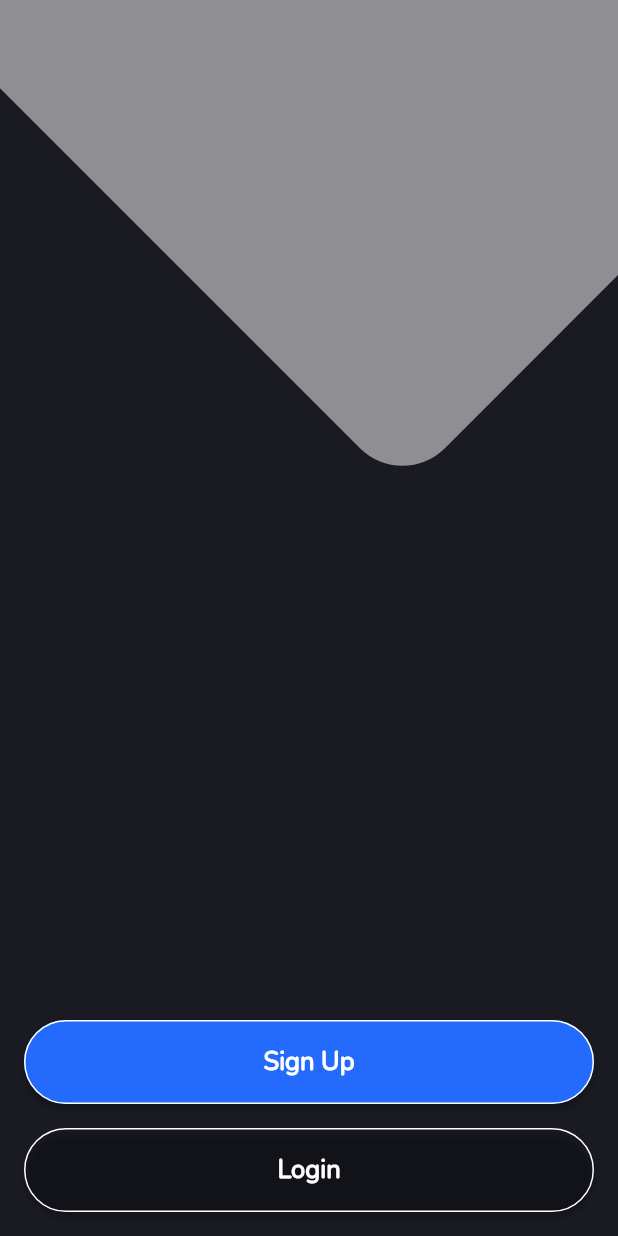
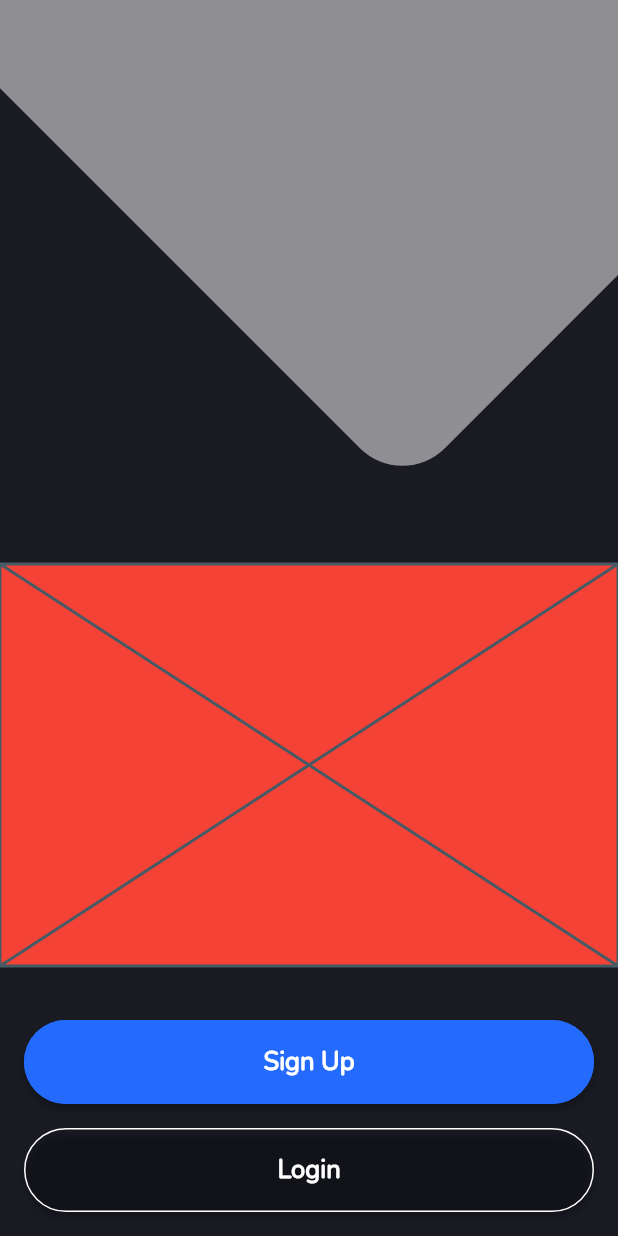
Before and after one commit to marufrobin/task_management_mobile_app, a Flutter app: the screen it shows after launch, on a phone screen of 412 x 824 dp. Run offline on Flutter 3.47's test engine with Material 2 defaults, Android fonts, the phone set to English and light mode, and no system bars; our stand-ins replace flutter_svg.

Commit message:
Custom Button done and pageview on progress.

```diff
--- a/lib/screen/onbording.dart
+++ b/lib/screen/onbording.dart
@@ -29,6 +29,13 @@ class OnBordingPage extends StatelessWidget {
             ),
           ]),
         ),
+        Expanded(
+          child: Container(
+            color: Colors.red,
+            margin: EdgeInsets.only(top: 36, bottom: 36),
+            child: Placeholder(),
+          ),
+        ),
         CustomButton(buttonText: "Sign Up", isBlue: true),
         CustomButton(buttonText: "Login", isBlue: false)
       ],
--- a/lib/widgets/custom_button.dart
+++ b/lib/widgets/custom_button.dart
@@ -31,7 +31,9 @@ class CustomButton extends StatelessWidget {
             //     MaterialStateProperty.all(EdgeInsets.symmetric(vertical: 17)),
             shape: MaterialStateProperty.all(RoundedRectangleBorder(
                 borderRadius: BorderRadius.circular(28),
-                side: BorderSide(color: Colors.white, width: 1)))),
+                side: BorderSide(
+                    color: isBlue == false ? Colors.white : Color(0xff246BFD),
+                    width: 1)))),
       ),
     );
   }
```
